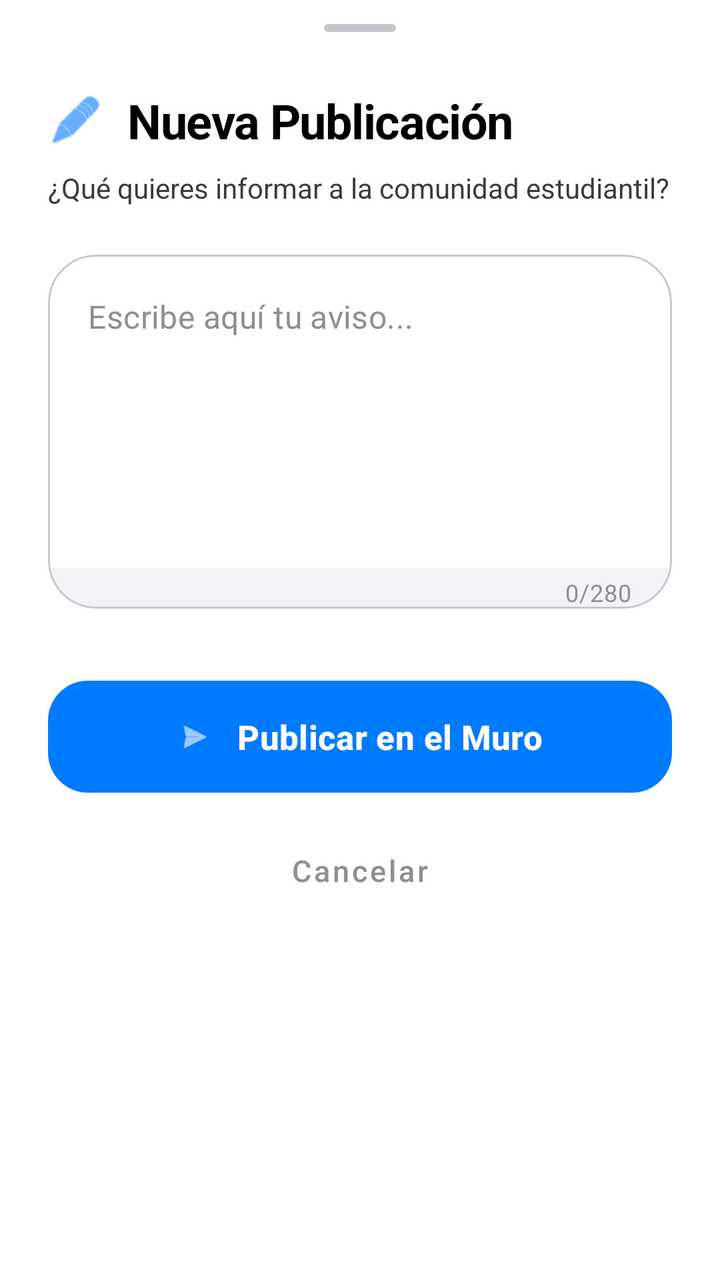
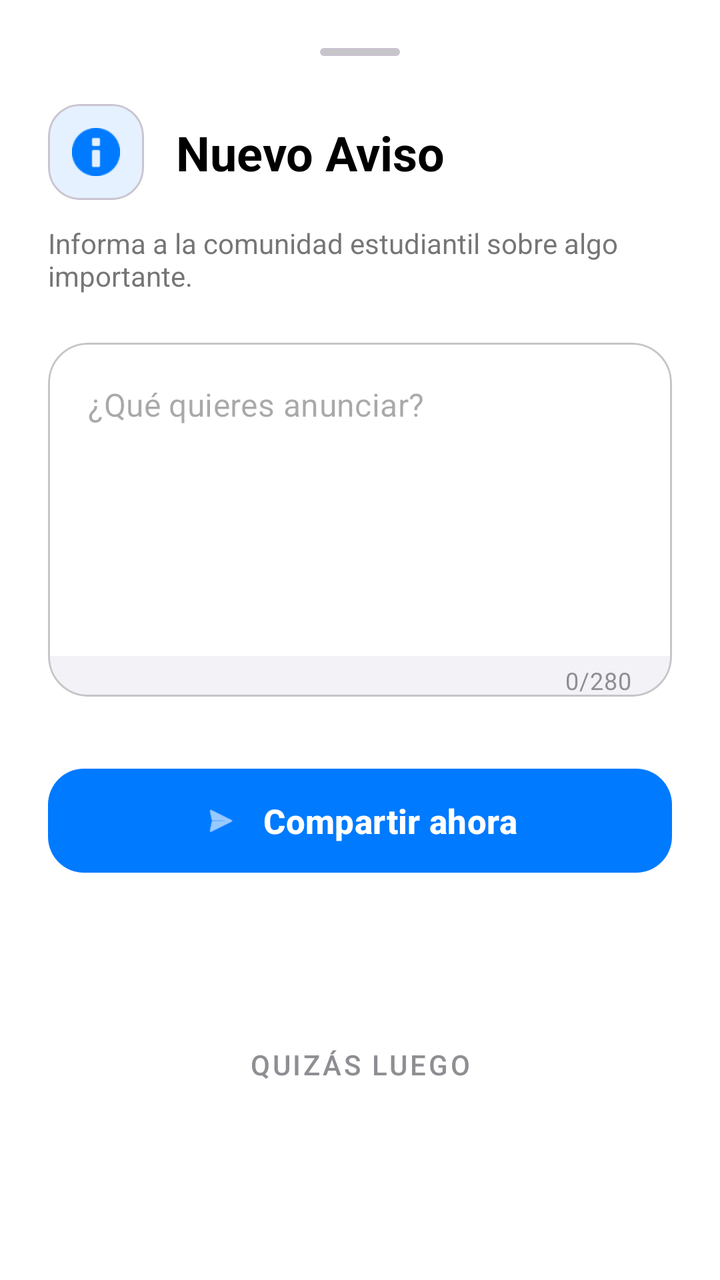

An Android layout rendered at two revisions. The XML below is the earlier revision; the diff shows what the commit changed to produce the second picture.
<!-- AndroidManifest.xml: application theme Theme.ActividadMenu -->
<!-- res/layout/bottom_sheet_publicar_aviso.xml -->
<?xml version="1.0" encoding="utf-8"?>
<LinearLayout xmlns:android="http://schemas.android.com/apk/res/android"
    xmlns:app="http://schemas.android.com/apk/res-auto"
    android:layout_width="match_parent"
    android:layout_height="wrap_content"
    android:background="@color/surface"
    android:orientation="vertical"
    android:paddingHorizontal="24dp"
    android:paddingTop="12dp"
    android:paddingBottom="32dp">

    
    <com.google.android.material.card.MaterialCardView
        android:layout_width="36dp"
        android:layout_height="4dp"
        android:layout_gravity="center_horizontal"
        android:layout_marginBottom="28dp"
        app:cardBackgroundColor="@color/divider"
        app:cardCornerRadius="2dp"
        app:cardElevation="0dp" />

    <LinearLayout
        android:layout_width="match_parent"
        android:layout_height="wrap_content"
        android:gravity="center_vertical"
        android:layout_marginBottom="8dp"
        android:orientation="horizontal">

        <ImageView
            android:layout_width="28dp"
            android:layout_height="28dp"
            android:src="@android:drawable/ic_menu_edit"
            app:tint="@color/primary" />

        <TextView
            android:layout_width="wrap_content"
            android:layout_height="wrap_content"
            android:layout_marginStart="12dp"
            android:text="Nueva Publicación"
            android:textColor="@color/text_primary"
            android:textSize="24sp"
            android:textStyle="bold"
            android:letterSpacing="-0.02" />
    </LinearLayout>

    <TextView
        android:layout_width="wrap_content"
        android:layout_height="wrap_content"
        android:text="¿Qué quieres informar a la comunidad estudiantil?"
        android:textColor="@color/text_secondary"
        android:textSize="14sp"
        android:layout_marginBottom="24dp" />

    
    <com.google.android.material.card.MaterialCardView
        android:layout_width="match_parent"
        android:layout_height="wrap_content"
        app:cardBackgroundColor="@color/background"
        app:cardCornerRadius="24dp"
        app:cardElevation="0dp"
        app:strokeWidth="1dp"
        app:strokeColor="@color/divider">

        <com.google.android.material.textfield.TextInputLayout
            android:id="@+id/tilContenidoAviso"
            style="@style/Widget.MaterialComponents.TextInputLayout.FilledBox"
            android:layout_width="match_parent"
            android:layout_height="wrap_content"
            app:boxBackgroundColor="@android:color/transparent"
            app:boxStrokeWidth="0dp"
            app:boxStrokeWidthFocused="0dp"
            app:counterEnabled="true"
            app:counterMaxLength="280"
            app:counterTextColor="@color/text_hint"
            app:hintEnabled="false">

            <com.google.android.material.textfield.TextInputEditText
                android:id="@+id/etContenidoAviso"
                android:layout_width="match_parent"
                android:layout_height="wrap_content"
                android:gravity="top"
                android:hint="Escribe aquí tu aviso..."
                android:inputType="textMultiLine|textCapSentences"
                android:minLines="6"
                android:padding="20dp"
                android:textColor="@color/text_primary"
                android:textColorHint="@color/text_hint"
                android:textSize="16sp" />
        </com.google.android.material.textfield.TextInputLayout>
    </com.google.android.material.card.MaterialCardView>

    <com.google.android.material.button.MaterialButton
        android:id="@+id/btnPublicarAviso"
        android:layout_width="match_parent"
        android:layout_height="64dp"
        android:layout_marginTop="32dp"
        android:text="Publicar en el Muro"
        android:textAllCaps="false"
        android:textSize="17sp"
        android:textStyle="bold"
        app:cornerRadius="20dp"
        app:icon="@android:drawable/ic_menu_send"
        app:iconGravity="textStart"
        app:iconPadding="12dp"
        app:backgroundTint="@color/primary"
        app:elevation="8dp" />

    <com.google.android.material.button.MaterialButton
        android:id="@+id/btnCancelarAviso"
        style="@style/Widget.MaterialComponents.Button.TextButton"
        android:layout_width="match_parent"
        android:layout_height="54dp"
        android:layout_marginTop="8dp"
        android:text="Cancelar"
        android:textColor="@color/text_hint"
        android:textAllCaps="false"
        android:textSize="15sp" />

</LinearLayout>
<!-- resources referenced by this layout -->
<resources>
  <color name="background">#F2F2F7</color>
  <color name="divider">#C6C6C8</color>
  <color name="primary">#007AFF</color>
  <color name="surface">#FFFFFF</color>
  <color name="text_hint">#8E8E93</color>
  <color name="text_primary">#000000</color>
  <color name="text_secondary">#3A3A3C</color>
  <style name="Theme.ActividadMenu" parent="Base.Theme.ActividadMenu" />
  <style name="Base.Theme.ActividadMenu" parent="Theme.Material3.DayNight.NoActionBar">
          <item name="colorPrimary">@color/primary</item>
          <item name="colorPrimaryDark">@color/primary_dark</item>
          <item name="colorOnPrimary">@color/text_on_primary</item>
          
          
          <item name="colorSurface">@color/surface</item>
          <item name="colorSurfaceVariant">@color/surface_variant</item>
          <item name="colorOnSurface">@color/text_primary</item>
          <item name="colorOnSurfaceVariant">@color/text_secondary</item>
          <item name="colorOutline">@color/divider</item>
  
          <item name="android:statusBarColor">@color/primary</item>
          <item name="android:windowLightStatusBar">true</item>
          <item name="android:navigationBarColor">@color/background</item>
      </style>
  <color name="primary_dark">#0056B3</color>
  <color name="text_on_primary">#FFFFFF</color>
  <color name="surface_variant">#E5E5EA</color>
</resources>

<!-- the commit's change to res/layout/bottom_sheet_publicar_aviso.xml (unified diff, before → after) -->
@@ -1,65 +1,82 @@
 <?xml version="1.0" encoding="utf-8"?>
-<LinearLayout xmlns:android="http://schemas.android.com/apk/res/android"
+<androidx.constraintlayout.widget.ConstraintLayout xmlns:android="http://schemas.android.com/apk/res/android"
     xmlns:app="http://schemas.android.com/apk/res-auto"
     android:layout_width="match_parent"
     android:layout_height="wrap_content"
     android:background="@color/surface"
-    android:orientation="vertical"
-    android:paddingHorizontal="24dp"
-    android:paddingTop="12dp"
-    android:paddingBottom="32dp">
+    android:padding="24dp">
 
     
     <com.google.android.material.card.MaterialCardView
-        android:layout_width="36dp"
+        android:id="@+id/handle"
+        android:layout_width="40dp"
         android:layout_height="4dp"
-        android:layout_gravity="center_horizontal"
-        android:layout_marginBottom="28dp"
         app:cardBackgroundColor="@color/divider"
         app:cardCornerRadius="2dp"
-        app:cardElevation="0dp" />
-
-    <LinearLayout
-        android:layout_width="match_parent"
-        android:layout_height="wrap_content"
-        android:gravity="center_vertical"
-        android:layout_marginBottom="8dp"
-        android:orientation="horizontal">
-
-        <ImageView
-            android:layout_width="28dp"
-            android:layout_height="28dp"
-            android:src="@android:drawable/ic_menu_edit"
-            app:tint="@color/primary" />
-
-        <TextView
-            android:layout_width="wrap_content"
-            android:layout_height="wrap_content"
-            android:layout_marginStart="12dp"
-            android:text="Nueva Publicación"
-            android:textColor="@color/text_primary"
-            android:textSize="24sp"
-            android:textStyle="bold"
-            android:letterSpacing="-0.02" />
-    </LinearLayout>
-
-    <TextView
-        android:layout_width="wrap_content"
-        android:layout_height="wrap_content"
-        android:text="¿Qué quieres informar a la comunidad estudiantil?"
-        android:textColor="@color/text_secondary"
-        android:textSize="14sp"
-        android:layout_marginBottom="24dp" />
+        app:cardElevation="0dp"
+        app:layout_constraintEnd_toEndOf="parent"
+        app:layout_constraintStart_toStartOf="parent"
+        app:layout_constraintTop_toTopOf="parent" />
 
     
     <com.google.android.material.card.MaterialCardView
-        android:layout_width="match_parent"
+        android:id="@+id/cardIconHeader"
+        android:layout_width="48dp"
+        android:layout_height="48dp"
+        android:layout_marginTop="24dp"
+        app:cardBackgroundColor="@color/primary_container"
+        app:cardCornerRadius="16dp"
+        app:cardElevation="0dp"
+        app:layout_constraintStart_toStartOf="parent"
+        app:layout_constraintTop_toBottomOf="@+id/handle">
+        <ImageView
+            android:layout_width="24dp"
+            android:layout_height="24dp"
+            android:layout_gravity="center"
+            android:src="@android:drawable/ic_dialog_info"
+            app:tint="@color/primary" />
+    </com.google.android.material.card.MaterialCardView>
+
+    <TextView
+        android:id="@+id/tvTitle"
+        android:layout_width="wrap_content"
         android:layout_height="wrap_content"
+        android:layout_marginStart="16dp"
+        android:text="Nuevo Aviso"
+        android:textColor="@color/text_primary"
+        android:textSize="24sp"
+        android:textStyle="bold"
+        app:layout_constraintBottom_toBottomOf="@+id/cardIconHeader"
+        app:layout_constraintStart_toEndOf="@+id/cardIconHeader"
+        app:layout_constraintTop_toTopOf="@+id/cardIconHeader" />
+
+    <TextView
+        android:id="@+id/tvSubtitle"
+        android:layout_width="0dp"
+        android:layout_height="wrap_content"
+        android:layout_marginTop="12dp"
+        android:alpha="0.7"
+        android:text="Informa a la comunidad estudiantil sobre algo importante."
+        android:textColor="@color/text_secondary"
+        android:textSize="14sp"
+        app:layout_constraintEnd_toEndOf="parent"
+        app:layout_constraintStart_toStartOf="parent"
+        app:layout_constraintTop_toBottomOf="@+id/cardIconHeader" />
+
+    
+    <com.google.android.material.card.MaterialCardView
+        android:id="@+id/cardInputContainer"
+        android:layout_width="0dp"
+        android:layout_height="wrap_content"
+        android:layout_marginTop="24dp"
         app:cardBackgroundColor="@color/background"
-        app:cardCornerRadius="24dp"
+        app:cardCornerRadius="20dp"
         app:cardElevation="0dp"
+        app:strokeColor="@color/divider"
         app:strokeWidth="1dp"
-        app:strokeColor="@color/divider">
+        app:layout_constraintEnd_toEndOf="parent"
+        app:layout_constraintStart_toStartOf="parent"
+        app:layout_constraintTop_toBottomOf="@+id/tvSubtitle">
 
         <com.google.android.material.textfield.TextInputLayout
             android:id="@+id/tilContenidoAviso"
@@ -79,41 +96,46 @@
                 android:layout_width="match_parent"
                 android:layout_height="wrap_content"
                 android:gravity="top"
-                android:hint="Escribe aquí tu aviso..."
+                android:hint="¿Qué quieres anunciar?"
                 android:inputType="textMultiLine|textCapSentences"
                 android:minLines="6"
                 android:padding="20dp"
                 android:textColor="@color/text_primary"
-                android:textColorHint="@color/text_hint"
                 android:textSize="16sp" />
         </com.google.android.material.textfield.TextInputLayout>
     </com.google.android.material.card.MaterialCardView>
 
+    
     <com.google.android.material.button.MaterialButton
         android:id="@+id/btnPublicarAviso"
-        android:layout_width="match_parent"
-        android:layout_height="64dp"
+        android:layout_width="0dp"
+        android:layout_height="60dp"
         android:layout_marginTop="32dp"
-        android:text="Publicar en el Muro"
+        android:text="Compartir ahora"
         android:textAllCaps="false"
         android:textSize="17sp"
         android:textStyle="bold"
-        app:cornerRadius="20dp"
+        app:backgroundTint="@color/primary"
+        app:cornerRadius="18dp"
+        app:elevation="4dp"
         app:icon="@android:drawable/ic_menu_send"
         app:iconGravity="textStart"
         app:iconPadding="12dp"
-        app:backgroundTint="@color/primary"
-        app:elevation="8dp" />
+        app:layout_constraintEnd_toEndOf="parent"
+        app:layout_constraintStart_toStartOf="parent"
+        app:layout_constraintTop_toBottomOf="@+id/cardInputContainer" />
 
     <com.google.android.material.button.MaterialButton
         android:id="@+id/btnCancelarAviso"
         style="@style/Widget.MaterialComponents.Button.TextButton"
-        android:layout_width="match_parent"
-        android:layout_height="54dp"
+        android:layout_width="wrap_content"
+        android:layout_height="wrap_content"
         android:layout_marginTop="8dp"
-        android:text="Cancelar"
+        android:text="Quizás luego"
         android:textColor="@color/text_hint"
-        android:textAllCaps="false"
-        android:textSize="15sp" />
+        app:layout_constraintBottom_toBottomOf="parent"
+        app:layout_constraintEnd_toEndOf="parent"
+        app:layout_constraintStart_toStartOf="parent"
+        app:layout_constraintTop_toBottomOf="@+id/btnPublicarAviso" />
 
-</LinearLayout>
+</androidx.constraintlayout.widget.ConstraintLayout>
<!-- resource entries referenced after the edit -->
@@ -3,6 +3,7 @@
   <color name="background">#F2F2F7</color>
   <color name="divider">#C6C6C8</color>
   <color name="primary">#007AFF</color>
+  <color name="primary_container">#E5F1FF</color>
   <color name="surface">#FFFFFF</color>
   <color name="text_hint">#8E8E93</color>
   <color name="text_primary">#000000</color>
@@ -12,14 +13,11 @@
           <item name="colorPrimary">@color/primary</item>
           <item name="colorPrimaryDark">@color/primary_dark</item>
           <item name="colorOnPrimary">@color/text_on_primary</item>
-          
-          
           <item name="colorSurface">@color/surface</item>
           <item name="colorSurfaceVariant">@color/surface_variant</item>
           <item name="colorOnSurface">@color/text_primary</item>
           <item name="colorOnSurfaceVariant">@color/text_secondary</item>
           <item name="colorOutline">@color/divider</item>
-  
           <item name="android:statusBarColor">@color/primary</item>
           <item name="android:windowLightStatusBar">true</item>
           <item name="android:navigationBarColor">@color/background</item>
